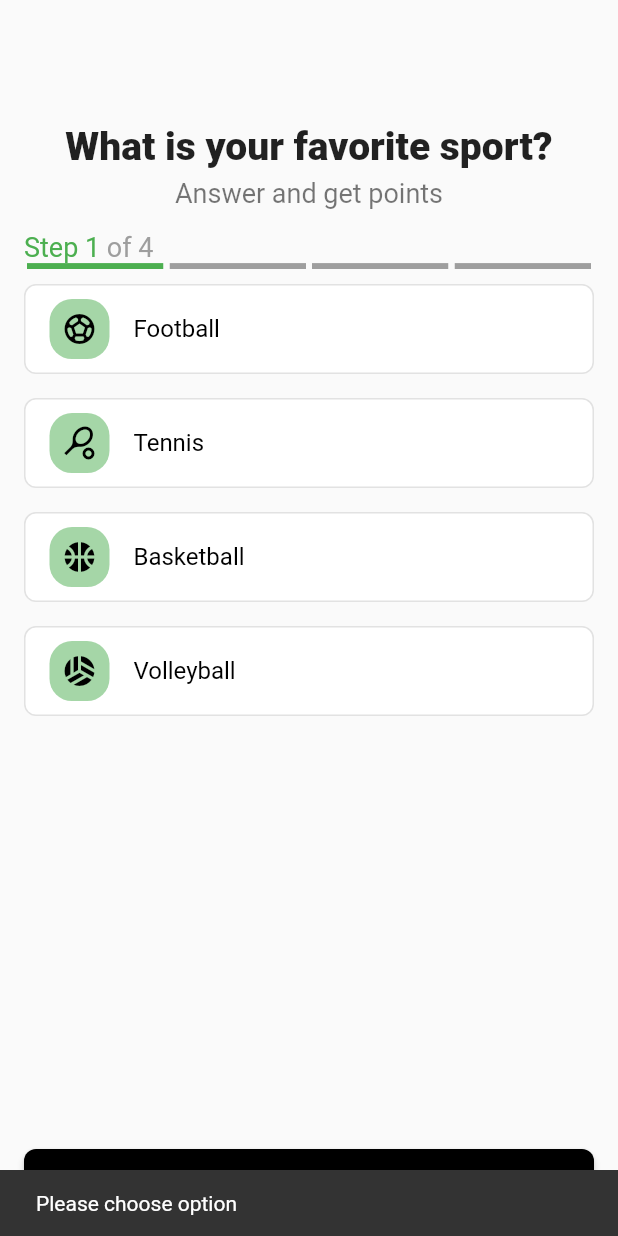
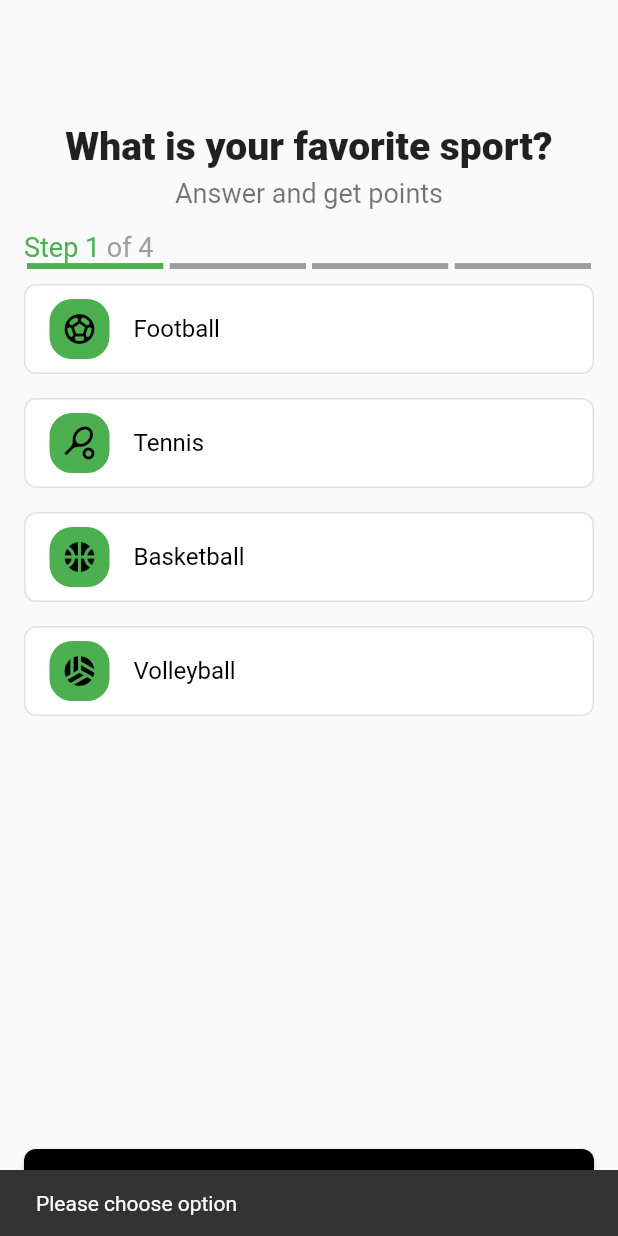
Before and after one commit to RamiYacoub/Quiz-App-Update, a Flutter app: the screen it shows after launch, after a tap on "Next", on a phone screen of 412 x 824 dp. Run offline on Flutter 3.47's test engine with Material 2 defaults, Android fonts, the phone set to English and light mode, and no system bars; drawn by our look-alikes of step_progress_indicator.

Commit message:
Some Changes to get code better

```diff
--- a/lib/pages/home_page.dart
+++ b/lib/pages/home_page.dart
@@ -164,10 +164,6 @@ class _HomePageState extends State<HomePage> {
                         setState(() {
                           yourChoiceIndex = i;
                         });
-                        if (questionWithAnswer['answers'][i]['text'] ==
-                            questionWithAnswer['correctAnswer']) {
-                          correctAnswers++;
-                        }
                       },
                       child: Container(
                         width: double.infinity,
@@ -185,36 +181,46 @@ class _HomePageState extends State<HomePage> {
                           padding: const EdgeInsets.symmetric(horizontal: 16.0),
                           child: Row(
                             children: [
-                              questionIndex != 1
-                                  ? Container(
+                              // ? Container(
+                              //     width: 40,
+                              //     height: 40,
+                              //     decoration: BoxDecoration(
+                              //       color: Colors.green[200],
+                              //       borderRadius: BorderRadius.all(
+                              //           Radius.circular(15)),
+                              //     ),
+                              //     child: Icon(
+                              //       questionWithAnswer['answers'][i]
+                              //           ['icon'],
+                              //       color: i == yourChoiceIndex
+                              //           ? Colors.white
+                              //           : Colors.black,
+                              //     ),
+                              //   )
+                              Container(
                                 width: 40,
                                 height: 40,
                                 decoration: BoxDecoration(
-                                        color: Colors.green[200],
-                                        borderRadius: BorderRadius.all(
-                                            Radius.circular(15)),
+                                  color: questionWithAnswer['answers'][i]
+                                              ['color'] !=
+                                          null
+                                      ? Colors.white
+                                      : i == yourChoiceIndex
+                                          ? Colors.green[200]
+                                          : Colors.green,
+                                  borderRadius:
+                                      BorderRadius.all(Radius.circular(15)),
                                 ),
                                 child: Icon(
-                                        questionWithAnswer['answers'][i]
-                                            ['icon'],
-                                        color: i == yourChoiceIndex
+                                  questionWithAnswer['answers'][i]['icon'],
+                                  color: questionWithAnswer['answers'][i]
+                                              ['color'] !=
+                                          null
+                                      ? questionWithAnswer['answers'][i]
+                                          ['color']
+                                      : i == yourChoiceIndex
                                           ? Colors.white
                                           : Colors.black,
-                                      ),
-                                    )
-                                  : Container(
-                                      width: 40,
-                                      height: 40,
-                                      decoration: BoxDecoration(
-                                        color: Colors.white,
-                                        borderRadius: BorderRadius.all(
-                                            Radius.circular(15)),
-                                      ),
-                                      child: Icon(
-                                        questionWithAnswer['answers'][i]
-                                            ['icon'],
-                                        color: questionWithAnswer['answers'][i]
-                                            ['color'],
                                 ),
                               ),
                               SizedBox(width: 16.0),
@@ -243,6 +249,12 @@ class _HomePageState extends State<HomePage> {
                       onPressed: () {
                         setState(() {
                           if (yourChoiceIndex != null) {
+                            if (questionWithAnswer['answers'][yourChoiceIndex]
+                                    ['text'] ==
+                                questionWithAnswer['correctAnswer']) {
+                              correctAnswers++;
+                              print(correctAnswers);
+                            }
                             if (questionIndex <
                                 questionsWithAnswers.length - 1) {
                               questionIndex++;
```
Lines whose indentation alone changed are shown as unchanged.
